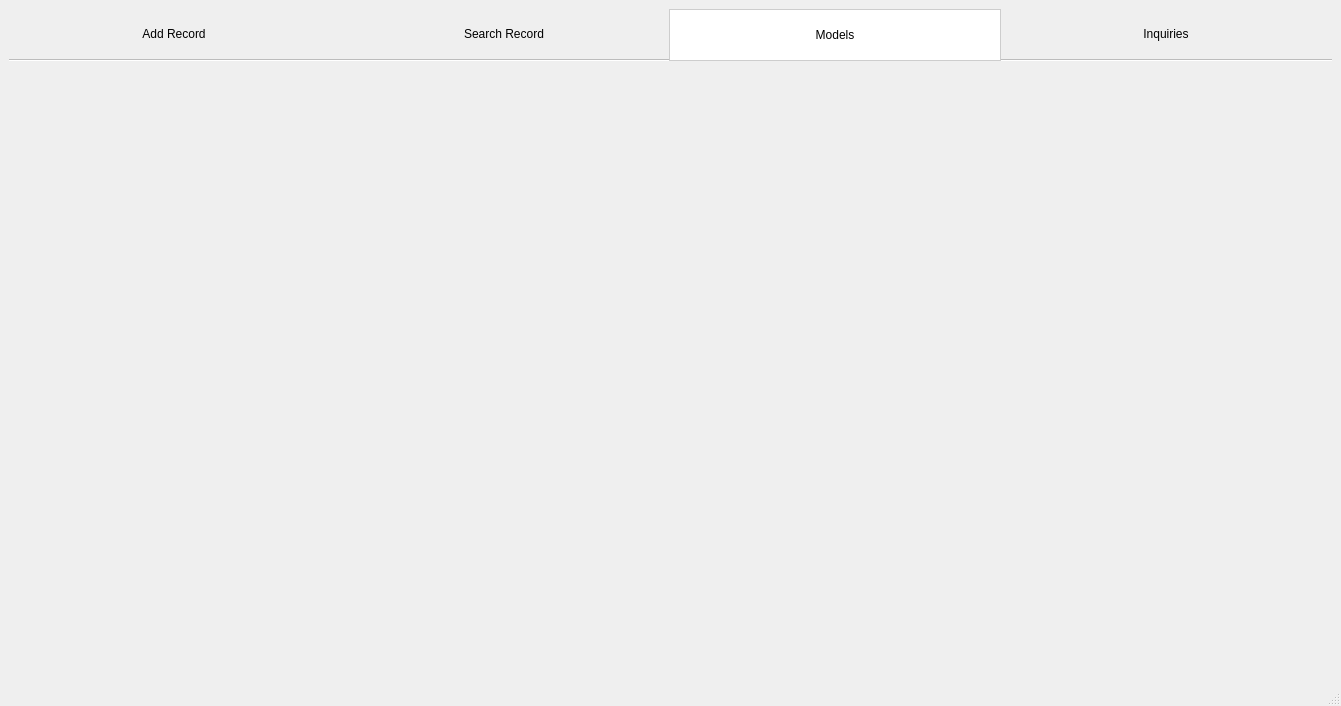
Before: the Qt Designer form sales.ui in RajivSah/Project, drawn with Qt 5.
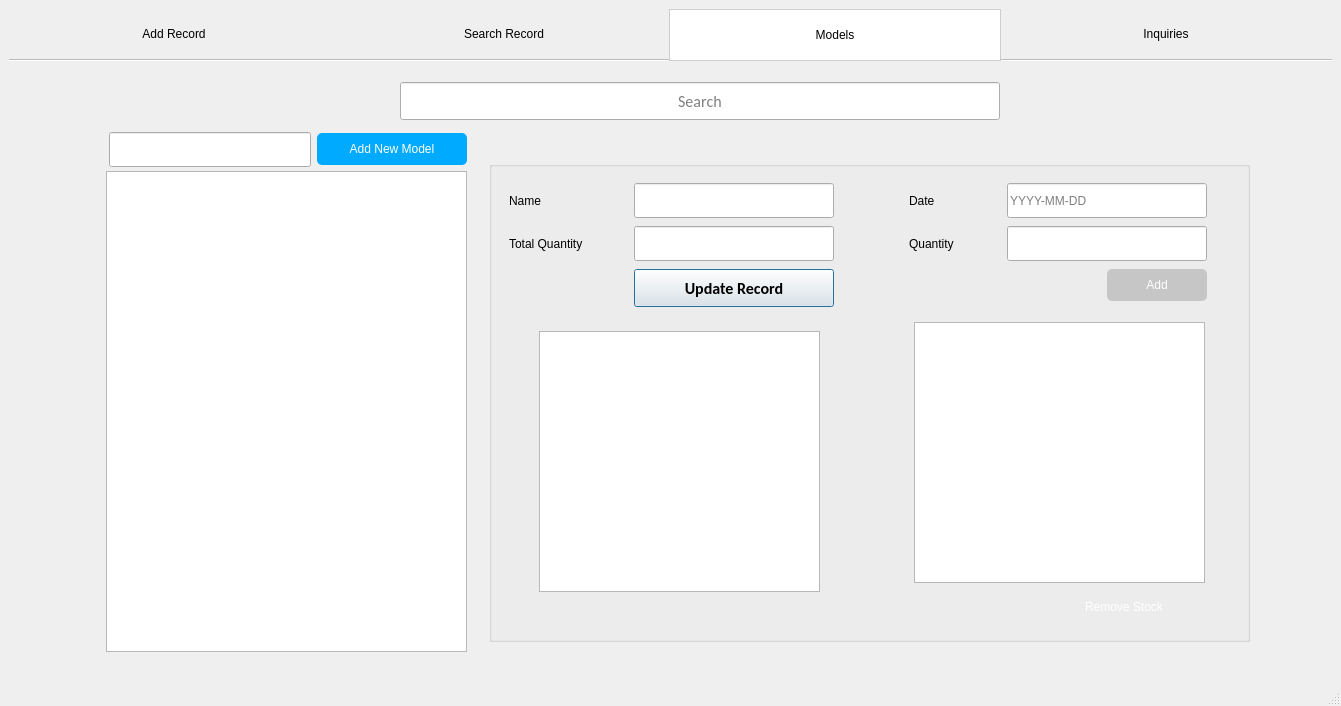
After: the same form once the commit is applied. The open tabs and pages were chosen to show the change. Icons and pictures are not drawn.

```diff
--- a/sales.ui
+++ b/sales.ui
@@ -2030,6 +2030,542 @@
        <attribute name="title">
         <string>Models</string>
        </attribute>
+       <widget class="QTableView" name="tableViewModel">
+        <property name="geometry">
+         <rect>
+          <x>97</x>
+          <y>110</y>
+          <width>361</width>
+          <height>481</height>
+         </rect>
+        </property>
+        <property name="styleSheet">
+         <string notr="true"> 
+alternate-background-color: rgb(240, 240, 240)</string>
+        </property>
+       </widget>
+       <widget class="QWidget" name="layoutWidget_2">
+        <property name="geometry">
+         <rect>
+          <x>10</x>
+          <y>20</y>
+          <width>1361</width>
+          <height>40</height>
+         </rect>
+        </property>
+        <layout class="QHBoxLayout" name="horizontalLayout_12">
+         <item>
+          <spacer name="horizontalSpacer_10">
+           <property name="orientation">
+            <enum>Qt::Horizontal</enum>
+           </property>
+           <property name="sizeHint" stdset="0">
+            <size>
+             <width>40</width>
+             <height>20</height>
+            </size>
+           </property>
+          </spacer>
+         </item>
+         <item>
+          <widget class="QLineEdit" name="searchButton">
+           <property name="enabled">
+            <bool>true</bool>
+           </property>
+           <property name="minimumSize">
+            <size>
+             <width>600</width>
+             <height>38</height>
+            </size>
+           </property>
+           <property name="maximumSize">
+            <size>
+             <width>600</width>
+             <height>38</height>
+            </size>
+           </property>
+           <property name="font">
+            <font>
+             <family>Calibri</family>
+             <pointsize>12</pointsize>
+             <weight>50</weight>
+             <bold>false</bold>
+             <kerning>false</kerning>
+            </font>
+           </property>
+           <property name="styleSheet">
+            <string notr="true">QLineEdit#searchButton_2
+{
+
+border: 5px;
+border-bottom: 2px solid #c3c3c3;
+border-right: 2px solid #e3e3e3;
+}</string>
+           </property>
+           <property name="text">
+            <string/>
+           </property>
+           <property name="alignment">
+            <set>Qt::AlignCenter</set>
+           </property>
+           <property name="placeholderText">
+            <string>Search</string>
+           </property>
+           <property name="clearButtonEnabled">
+            <bool>false</bool>
+           </property>
+          </widget>
+         </item>
+         <item>
+          <spacer name="horizontalSpacer_26">
+           <property name="orientation">
+            <enum>Qt::Horizontal</enum>
+           </property>
+           <property name="sizeHint" stdset="0">
+            <size>
+             <width>40</width>
+             <height>20</height>
+            </size>
+           </property>
+          </spacer>
+         </item>
+        </layout>
+       </widget>
+       <widget class="QGroupBox" name="groupBox_3">
+        <property name="geometry">
+         <rect>
+          <x>480</x>
+          <y>100</y>
+          <width>761</width>
+          <height>481</height>
+         </rect>
+        </property>
+        <property name="title">
+         <string/>
+        </property>
+        <widget class="QTableView" name="tableViewAvailableStock">
+         <property name="geometry">
+          <rect>
+           <x>50</x>
+           <y>170</y>
+           <width>281</width>
+           <height>261</height>
+          </rect>
+         </property>
+        </widget>
+        <widget class="QTableView" name="tableViewStockDate">
+         <property name="geometry">
+          <rect>
+           <x>425</x>
+           <y>161</y>
+           <width>291</width>
+           <height>261</height>
+          </rect>
+         </property>
+        </widget>
+        <widget class="QWidget" name="layoutWidget_6">
+         <property name="geometry">
+          <rect>
+           <x>420</x>
+           <y>20</y>
+           <width>298</width>
+           <height>122</height>
+          </rect>
+         </property>
+         <layout class="QVBoxLayout" name="verticalLayout_11">
+          <item>
+           <layout class="QHBoxLayout" name="horizontalLayout_25">
+            <item>
+             <widget class="QLabel" name="label_5">
+              <property name="text">
+               <string>Date</string>
+              </property>
+             </widget>
+            </item>
+            <item>
+             <spacer name="horizontalSpacer_31">
+              <property name="orientation">
+               <enum>Qt::Horizontal</enum>
+              </property>
+              <property name="sizeHint" stdset="0">
+               <size>
+                <width>40</width>
+                <height>20</height>
+               </size>
+              </property>
+             </spacer>
+            </item>
+            <item>
+             <widget class="QLineEdit" name="dateofStock">
+              <property name="enabled">
+               <bool>true</bool>
+              </property>
+              <property name="minimumSize">
+               <size>
+                <width>200</width>
+                <height>35</height>
+               </size>
+              </property>
+              <property name="maximumSize">
+               <size>
+                <width>125</width>
+                <height>16777215</height>
+               </size>
+              </property>
+              <property name="inputMask">
+               <string/>
+              </property>
+              <property name="placeholderText">
+               <string>YYYY-MM-DD</string>
+              </property>
+             </widget>
+            </item>
+           </layout>
+          </item>
+          <item>
+           <layout class="QHBoxLayout" name="horizontalLayout_26">
+            <item>
+             <widget class="QLabel" name="label_6">
+              <property name="text">
+               <string>Quantity</string>
+              </property>
+             </widget>
+            </item>
+            <item>
+             <spacer name="horizontalSpacer_32">
+              <property name="orientation">
+               <enum>Qt::Horizontal</enum>
+              </property>
+              <property name="sizeHint" stdset="0">
+               <size>
+                <width>40</width>
+                <height>20</height>
+               </size>
+              </property>
+             </spacer>
+            </item>
+            <item>
+             <widget class="QLineEdit" name="stockQuantity">
+              <property name="enabled">
+               <bool>true</bool>
+              </property>
+              <property name="minimumSize">
+               <size>
+                <width>200</width>
+                <height>35</height>
+               </size>
+              </property>
+             </widget>
+            </item>
+           </layout>
+          </item>
+          <item>
+           <layout class="QHBoxLayout" name="horizontalLayout_27">
+            <item>
+             <spacer name="horizontalSpacer_33">
+              <property name="orientation">
+               <enum>Qt::Horizontal</enum>
+              </property>
+              <property name="sizeHint" stdset="0">
+               <size>
+                <width>40</width>
+                <height>20</height>
+               </size>
+              </property>
+             </spacer>
+            </item>
+            <item>
+             <widget class="QPushButton" name="pushButton_add">
+              <property name="enabled">
+               <bool>false</bool>
+              </property>
+              <property name="minimumSize">
+               <size>
+                <width>100</width>
+                <height>32</height>
+               </size>
+              </property>
+              <property name="styleSheet">
+               <string notr="true">QPushButton:hover
+{
+background-color: rgb(0, 85, 255);
+
+}
+QPushButton:disabled {
+	
+	background-color: rgb(198, 198, 198);
+}
+QPushButton 
+{
+     font: 75  14pt &quot;Calibri&quot;;
+	background-color: rgb(0, 170, 255);
+	
+	color: rgb(255, 255, 255);
+
+	border-radius: 5px;
+}</string>
+              </property>
+              <property name="text">
+               <string>Add</string>
+              </property>
+             </widget>
+            </item>
+           </layout>
+          </item>
+         </layout>
+        </widget>
+        <widget class="QPushButton" name="removeentrypushButton_4">
+         <property name="geometry">
+          <rect>
+           <x>560</x>
+           <y>430</y>
+           <width>150</width>
+           <height>32</height>
+          </rect>
+         </property>
+         <property name="minimumSize">
+          <size>
+           <width>150</width>
+           <height>32</height>
+          </size>
+         </property>
+         <property name="maximumSize">
+          <size>
+           <width>120</width>
+           <height>16777215</height>
+          </size>
+         </property>
+         <property name="styleSheet">
+          <string notr="true">QPushButton:disabled {
+	
+	background-color: rgb(198, 198, 198);
+}
+QPushButton:hover
+{
+background-color: rgb(182, 0, 0);
+
+}
+
+QPushButton 
+{
+     font: 75  14pt &quot;Calibri&quot;;
+	background-color: rgbrgb(255, 0, 0);
+	
+	color: rgb(255, 255, 255);
+
+	border-radius: 5px;
+}</string>
+         </property>
+         <property name="text">
+          <string>Remove Stock</string>
+         </property>
+        </widget>
+        <widget class="QWidget" name="layoutWidget">
+         <property name="geometry">
+          <rect>
+           <x>20</x>
+           <y>20</y>
+           <width>325</width>
+           <height>128</height>
+          </rect>
+         </property>
+         <layout class="QVBoxLayout" name="verticalLayout_12">
+          <item>
+           <layout class="QHBoxLayout" name="horizontalLayout_13">
+            <item>
+             <widget class="QLabel" name="label_2">
+              <property name="text">
+               <string>Name</string>
+              </property>
+             </widget>
+            </item>
+            <item>
+             <spacer name="horizontalSpacer_29">
+              <property name="orientation">
+               <enum>Qt::Horizontal</enum>
+              </property>
+              <property name="sizeHint" stdset="0">
+               <size>
+                <width>40</width>
+                <height>20</height>
+               </size>
+              </property>
+             </spacer>
+            </item>
+            <item>
+             <widget class="QLineEdit" name="modelName">
+              <property name="enabled">
+               <bool>true</bool>
+              </property>
+              <property name="minimumSize">
+               <size>
+                <width>200</width>
+                <height>35</height>
+               </size>
+              </property>
+             </widget>
+            </item>
+           </layout>
+          </item>
+          <item>
+           <layout class="QHBoxLayout" name="horizontalLayout_24">
+            <item>
+             <widget class="QLabel" name="label_3">
+              <property name="text">
+               <string>Total Quantity</string>
+              </property>
+             </widget>
+            </item>
+            <item>
+             <spacer name="horizontalSpacer_30">
+              <property name="orientation">
+               <enum>Qt::Horizontal</enum>
+              </property>
+              <property name="sizeHint" stdset="0">
+               <size>
+                <width>40</width>
+                <height>20</height>
+               </size>
+              </property>
+             </spacer>
+            </item>
+            <item>
+             <widget class="QLineEdit" name="totalQuantity">
+              <property name="enabled">
+               <bool>true</bool>
+              </property>
+              <property name="minimumSize">
+               <size>
+                <width>200</width>
+                <height>35</height>
+               </size>
+              </property>
+             </widget>
+            </item>
+           </layout>
+          </item>
+          <item>
+           <layout class="QHBoxLayout" name="horizontalLayout_28">
+            <item>
+             <spacer name="horizontalSpacer_34">
+              <property name="orientation">
+               <enum>Qt::Horizontal</enum>
+              </property>
+              <property name="sizeHint" stdset="0">
+               <size>
+                <width>40</width>
+                <height>20</height>
+               </size>
+              </property>
+             </spacer>
+            </item>
+            <item>
+             <widget class="QPushButton" name="updateRecord">
+              <property name="minimumSize">
+               <size>
+                <width>200</width>
+                <height>38</height>
+               </size>
+              </property>
+              <property name="font">
+               <font>
+                <family>Calibri</family>
+                <pointsize>12</pointsize>
+                <weight>75</weight>
+                <bold>true</bold>
+               </font>
+              </property>
+              <property name="styleSheet">
+               <string notr="true">QPushButton:disabled 
+{
+	
+	background-color: rgb(198, 198, 198);
+}</string>
+              </property>
+              <property name="text">
+               <string>Update Record</string>
+              </property>
+              <property name="checkable">
+               <bool>false</bool>
+              </property>
+              <property name="checked">
+               <bool>false</bool>
+              </property>
+              <property name="autoDefault">
+               <bool>true</bool>
+              </property>
+              <property name="default">
+               <bool>true</bool>
+              </property>
+              <property name="flat">
+               <bool>false</bool>
+              </property>
+             </widget>
+            </item>
+           </layout>
+          </item>
+         </layout>
+        </widget>
+       </widget>
+       <widget class="QWidget" name="layoutWidget">
+        <property name="geometry">
+         <rect>
+          <x>100</x>
+          <y>70</y>
+          <width>358</width>
+          <height>37</height>
+         </rect>
+        </property>
+        <layout class="QHBoxLayout" name="horizontalLayout_29">
+         <item>
+          <widget class="QLineEdit" name="newModelName">
+           <property name="enabled">
+            <bool>true</bool>
+           </property>
+           <property name="minimumSize">
+            <size>
+             <width>200</width>
+             <height>35</height>
+            </size>
+           </property>
+          </widget>
+         </item>
+         <item>
+          <widget class="QPushButton" name="addModel">
+           <property name="minimumSize">
+            <size>
+             <width>150</width>
+             <height>32</height>
+            </size>
+           </property>
+           <property name="styleSheet">
+            <string notr="true">QPushButton:disabled {
+	
+	background-color: rgb(198, 198, 198);
+}
+QPushButton:hover
+{
+background-color: rgb(0, 85, 255);
+
+}
+
+QPushButton 
+{
+     font: 75  14pt &quot;Calibri&quot;;
+	background-color: rgb(0, 170, 255);
+	
+	color: rgb(255, 255, 255);
+
+	border-radius: 5px;
+}</string>
+           </property>
+           <property name="text">
+            <string>Add New Model</string>
+           </property>
+          </widget>
+         </item>
+        </layout>
+       </widget>
       </widget>
       <widget class="QWidget" name="tab_2">
        <attribute name="icon">
```
Left out of the diff: 1800 changed lines with no effect on the pictures. Lines whose indentation alone changed are shown as unchanged.
